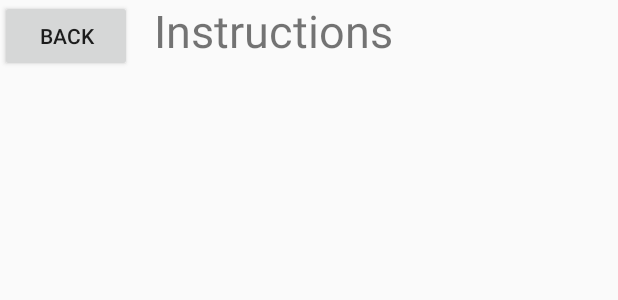
After one commit to tejas-polakam/CS125Project, an Android app: the layout activity_instructions.xml on its own in the app's theme, with its tools: preview values and no code run, on a phone screen of 412 x 824 dp. The commit adds this screen. Shown: the top 300 px of the screen. Run offline under Robolectric (Android 15) with nearby library versions, the phone set to English and light mode, and no system bars.

Commit message:
commit with instructions activity, homepage activity with buttons

```diff
--- a/app/src/main/AndroidManifest.xml
+++ b/app/src/main/AndroidManifest.xml
@@ -21,7 +21,8 @@
         <activity
             android:name=".HomePage"
             android:label="@string/title_activity_home_page"
-            android:theme="@style/AppTheme.NoActionBar"></activity>
+            android:theme="@style/AppTheme.NoActionBar" />
+        <activity android:name=".InstructionsActivity"></activity>
     </application>
 
 </manifest>
--- /dev/null
+++ b/app/src/main/res/layout/activity_instructions.xml
@@ -0,0 +1,25 @@
+<?xml version="1.0" encoding="utf-8"?>
+<android.support.constraint.ConstraintLayout xmlns:android="http://schemas.android.com/apk/res/android"
+    xmlns:app="http://schemas.android.com/apk/res-auto"
+    xmlns:tools="http://schemas.android.com/tools"
+    android:layout_width="match_parent"
+    android:layout_height="match_parent"
+    tools:context=".InstructionsActivity">
+
+    <TextView
+        android:id="@+id/textView"
+        android:layout_width="381dp"
+        android:layout_height="66dp"
+        android:text="              Instructions"
+        android:textSize="30sp"
+        tools:layout_editor_absoluteX="2dp"
+        tools:layout_editor_absoluteY="5dp" />
+
+    <Button
+        android:id="@+id/backButton"
+        android:layout_width="wrap_content"
+        android:layout_height="wrap_content"
+        android:text="Back"
+        tools:layout_editor_absoluteX="16dp"
+        tools:layout_editor_absoluteY="445dp" />
+</android.support.constraint.ConstraintLayout>
```
Also changed, not shown: app/src/main/java/hangman/cs125project/HomePage.java (+7 -7 lines), app/src/main/java/hangman/cs125project/InstructionsActivity.java (added, +23 -0 lines).
